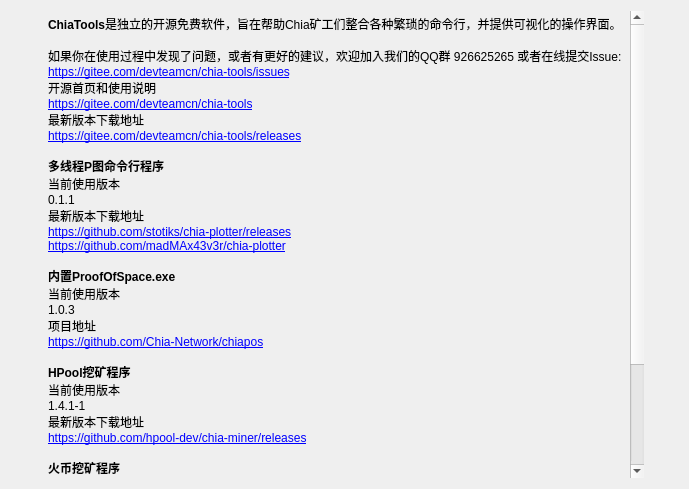
This is ui/AboutWidget.ui in penglecn/ChiaTools as Qt 5 draws it before an edit. The edited form follows.
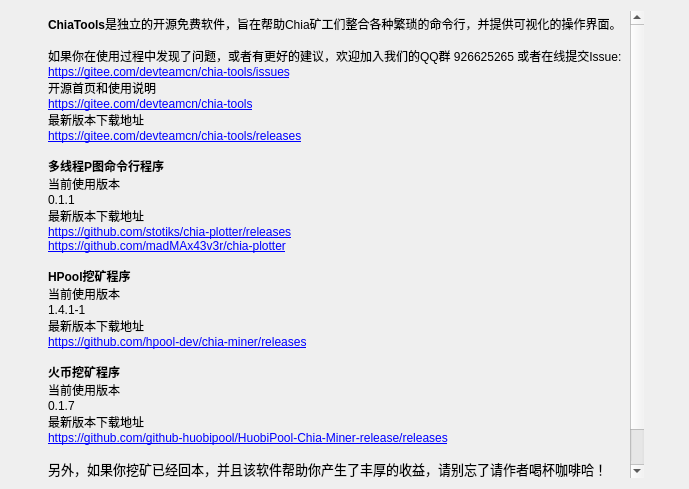
This is the edited form.

Commit message: 更新about

The edit to the form file:
```diff
--- a/ui/AboutWidget.ui
+++ b/ui/AboutWidget.ui
@@ -77,12 +77,6 @@
 &lt;p style=&quot; margin-top:0px; margin-bottom:0px; margin-left:0px; margin-right:0px; -qt-block-indent:0; text-indent:0px;&quot;&gt;&lt;a href=&quot;https://github.com/stotiks/chia-plotter/releases&quot;&gt;&lt;span style=&quot; text-decoration: underline; color:#0000ff;&quot;&gt;https://github.com/stotiks/chia-plotter/releases&lt;/span&gt;&lt;/a&gt;&lt;/p&gt;
 &lt;p style=&quot; margin-top:0px; margin-bottom:0px; margin-left:0px; margin-right:0px; -qt-block-indent:0; text-indent:0px;&quot;&gt;&lt;a href=&quot;https://github.com/stotiks/chia-plotter/releases&quot;&gt;&lt;span style=&quot; text-decoration: underline; color:#0000ff;&quot;&gt;https://github.com/madMAx43v3r/chia-plotter&lt;/span&gt;&lt;/a&gt;&lt;/p&gt;
 &lt;p style=&quot;-qt-paragraph-type:empty; margin-top:0px; margin-bottom:0px; margin-left:0px; margin-right:0px; -qt-block-indent:0; text-indent:0px;&quot;&gt;&lt;br /&gt;&lt;/p&gt;
-&lt;p style=&quot; margin-top:0px; margin-bottom:0px; margin-left:0px; margin-right:0px; -qt-block-indent:0; text-indent:0px;&quot;&gt;&lt;span style=&quot; font-weight:600;&quot;&gt;内置ProofOfSpace.exe&lt;/span&gt;&lt;/p&gt;
-&lt;p style=&quot; margin-top:0px; margin-bottom:0px; margin-left:0px; margin-right:0px; -qt-block-indent:0; text-indent:0px;&quot;&gt;当前使用版本&lt;/p&gt;
-&lt;p style=&quot; margin-top:0px; margin-bottom:0px; margin-left:0px; margin-right:0px; -qt-block-indent:0; text-indent:0px;&quot;&gt;1.0.3&lt;/p&gt;
-&lt;p style=&quot; margin-top:0px; margin-bottom:0px; margin-left:0px; margin-right:0px; -qt-block-indent:0; text-indent:0px;&quot;&gt;项目地址&lt;/p&gt;
-&lt;p style=&quot; margin-top:0px; margin-bottom:0px; margin-left:0px; margin-right:0px; -qt-block-indent:0; text-indent:0px;&quot;&gt;&lt;a href=&quot;https://github.com/Chia-Network/chiapos&quot;&gt;&lt;span style=&quot; text-decoration: underline; color:#0000ff;&quot;&gt;https://github.com/Chia-Network/chiapos&lt;/span&gt;&lt;/a&gt;&lt;/p&gt;
-&lt;p style=&quot;-qt-paragraph-type:empty; margin-top:0px; margin-bottom:0px; margin-left:0px; margin-right:0px; -qt-block-indent:0; text-indent:0px;&quot;&gt;&lt;br /&gt;&lt;/p&gt;
 &lt;p style=&quot; margin-top:0px; margin-bottom:0px; margin-left:0px; margin-right:0px; -qt-block-indent:0; text-indent:0px;&quot;&gt;&lt;span style=&quot; font-weight:600;&quot;&gt;HPool挖矿程序&lt;/span&gt;&lt;/p&gt;
 &lt;p style=&quot; margin-top:0px; margin-bottom:0px; margin-left:0px; margin-right:0px; -qt-block-indent:0; text-indent:0px;&quot;&gt;当前使用版本&lt;/p&gt;
 &lt;p style=&quot; margin-top:0px; margin-bottom:0px; margin-left:0px; margin-right:0px; -qt-block-indent:0; text-indent:0px;&quot;&gt;1.4.1-1&lt;/p&gt;
```
The commit also changes 1 other file.
